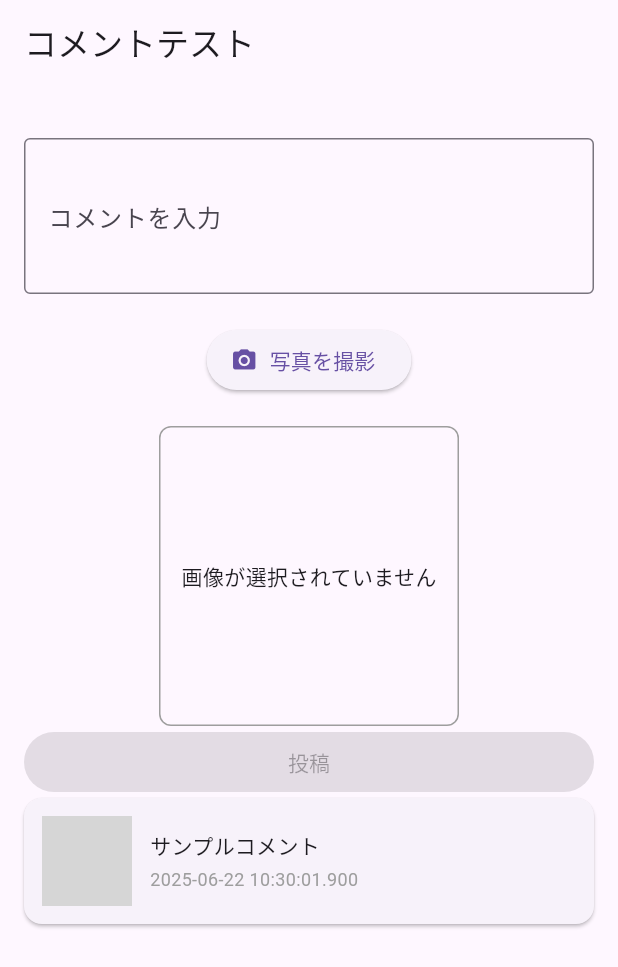
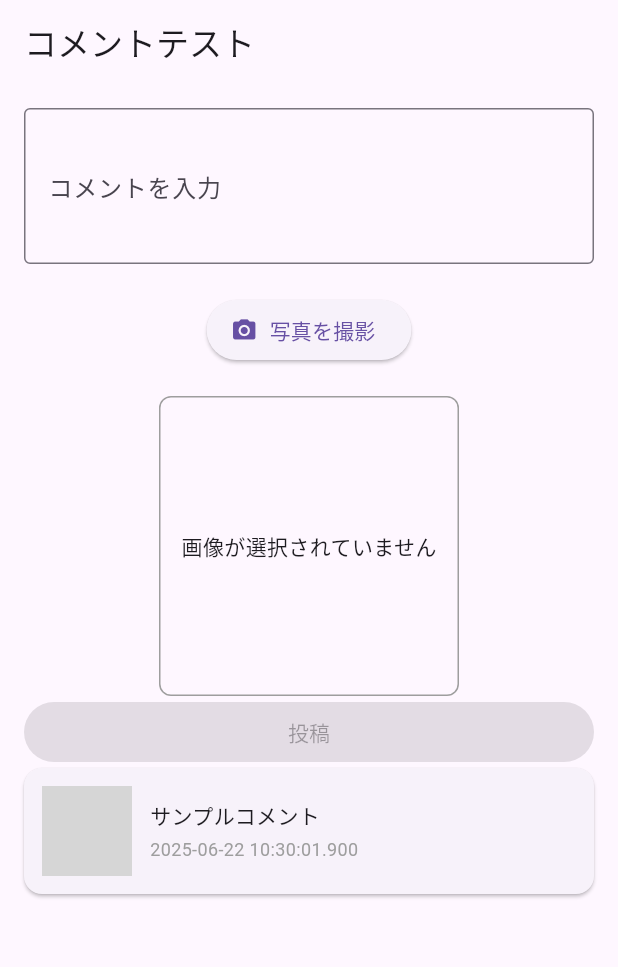
Before and after one commit to yoshiminato/2025_B, a Flutter app: the CommentTestScreen screen opened by its route, on a phone screen of 412 x 824 dp. Shown: the top 967 px of the screen. Run offline on Flutter 3.47's test engine with Material 3 defaults, Android fonts, the phone set to English and light mode, and no system bars; our stand-ins replace camera, cloud_firestore, cloud_functions, firebase_auth, firebase_core, firebase_storage and 7 more; accounts and stored records are empty; generated files the repository leaves out were written again; network calls fail; grey boxes are pictures that could not be loaded.

Commit message:
テスト画面レイアウトの変更

```diff
--- a/class_2025_b/lib/screens/comment_test_screen.dart
+++ b/class_2025_b/lib/screens/comment_test_screen.dart
@@ -18,29 +18,29 @@ class CommentTestScreen extends HookConsumerWidget {
   @override
   Widget build(BuildContext context, WidgetRef ref) {
 
-
+    // データベースサービスとストレージサービスのインスタンスを取得
     final dbService = DatabaseService();
     final storageService = StorageService();
+
+    // テキスト入力用のコントローラーを定義
     final textController = useTextEditingController();
+
+    // 画像のプロバイダから値を取得
     final selectedImage = ref.watch(selectedImageProvider);
 
+    // 入力文字列の
     final textState = useState<String>('');
 
+    // データベースからコメントのリストを取得
     final  comments = useFuture(dbService.getComments('sample_recipe_id'));
 
-    return Scaffold(
-      appBar: AppBar(
-        title: const Text('コメントテスト'),
-      ),
-      body: Padding(
+    // 画面のコンテンツ
+    final content = Padding(
       padding: const EdgeInsets.all(16.0),
         child: Column(
           children: [
-            // コメントリストの表示
 
-            const SizedBox(height: 20),
-
-            // テキストフィールド
+            // テキストフィールド(コメント入力用)
             TextField(
               controller: textController,
               decoration: const InputDecoration(
@@ -51,6 +51,7 @@ class CommentTestScreen extends HookConsumerWidget {
               maxLines: 3,
               onChanged: (value) => textState.value = value,
             ),
+
             const SizedBox(height: 20),
 
             // 撮影ボタン
@@ -120,6 +121,7 @@ class CommentTestScreen extends HookConsumerWidget {
                 onPressed: (selectedImage != null || textController.text.isNotEmpty)
                   ? () async {
 
+                    // 画像URLを格納する変数
                     late final String? imageUrl;
 
                     if(selectedImage != null) {
@@ -130,9 +132,11 @@ class CommentTestScreen extends HookConsumerWidget {
                       imageUrl = await storageService.storeCommentImageAndGetUrl(base64String, "comments");
                     }
                     else {
+                      // 画像が選択されていない場合はnullを設定
                       imageUrl = null;
                     }
-                        // コメントモデルを作成
+
+                    // コメントモデルを作成(実際にはユーザID,レシピIDともに適切な値に置き換える必要があります)
                     final comment = Comment(
                       id: null,
                       recipeId: 'example_recipe_id', // ここは実際のレシピIDに置き換える
@@ -147,21 +151,26 @@ class CommentTestScreen extends HookConsumerWidget {
                     ScaffoldMessenger.of(context).showSnackBar(
                         SnackBar(content: Text('コメントが投稿されました')),
                     );
+
+                    // リセット
                     textController.clear();
                     textState.value = '';
-                        ref.read(selectedImageProvider.notifier).state = null; // 画像選択をリセット
+                    ref.read(selectedImageProvider.notifier).state = null;
                   }
+
                 : null, // 条件を満たさない場合はnullにしてボタンを無効化
+
+
                 child: const Text('投稿'),
               ),
             ),
-             Expanded(
-              child: comments.hasData
-                  ? ListView.builder(
-                      itemCount: comments.data!.length,
-                      itemBuilder: (context, index) {
-                        final comment = comments.data![index];
-                        return Card(
+
+            comments.hasData
+            ?
+            Column(
+              children: [
+                for(final comment in comments.data!)
+                  Card(
                     margin: const EdgeInsets.only(bottom: 8.0),
                     child: Padding(
                       padding: const EdgeInsets.all(12.0),
@@ -199,15 +208,21 @@ class CommentTestScreen extends HookConsumerWidget {
                         ],
                       ),
                     ),
-                        );
-                      },
                   )
-                  : const Center(child: CircularProgressIndicator()),
-            ),
-
-
+              ]
+            )
+            :
+            const Center(child: CircularProgressIndicator()),
           ],
         ),
+      );
+
+    return Scaffold(
+      appBar: AppBar(
+        title: const Text('コメントテスト'),
+      ),
+      body: SingleChildScrollView(
+        child: content,
       ),
     );
   }
```
Lines whose indentation alone changed are shown as unchanged.
